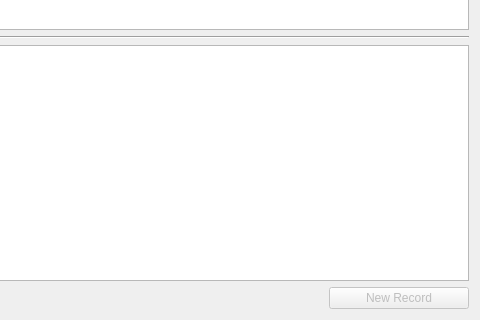
The window that ui/rslts.ui (YassineBaghdadi/QM) describes before a commit, drawn with Qt 5; both pictures show x 292 to 772 and y 125 to 445 of the 772 by 445 pixel window.
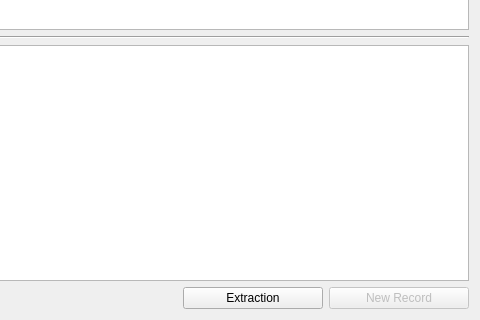
The same window after the commit.

Commit message: v 0.4 done with the extractions

Diff of the .ui file:
```diff
--- a/ui/rslts.ui
+++ b/ui/rslts.ui
@@ -149,6 +149,22 @@
        </property>
       </spacer>
      </item>
+     <item>
+      <widget class="QPushButton" name="dwa2">
+       <property name="enabled">
+        <bool>true</bool>
+       </property>
+       <property name="minimumSize">
+        <size>
+         <width>140</width>
+         <height>0</height>
+        </size>
+       </property>
+       <property name="text">
+        <string>Extraction</string>
+       </property>
+      </widget>
+     </item>
      <item>
       <widget class="QPushButton" name="newR">
        <property name="enabled">
```
The commit also changes 7 other files.
